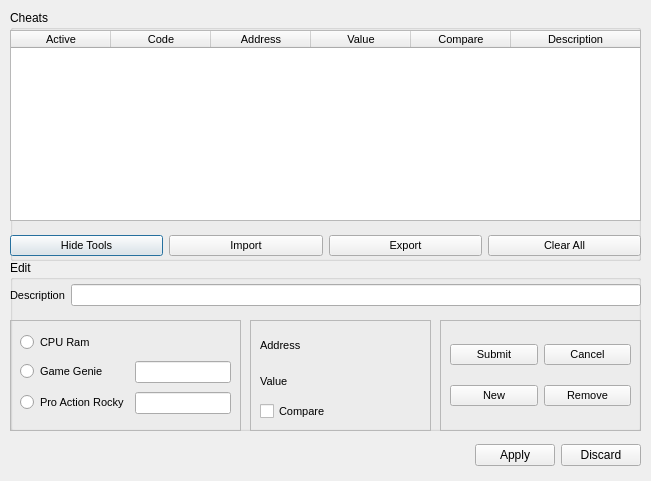
punesemu/puNES, file src/gui/designer/dlgCheats.ui: the form before one commit.
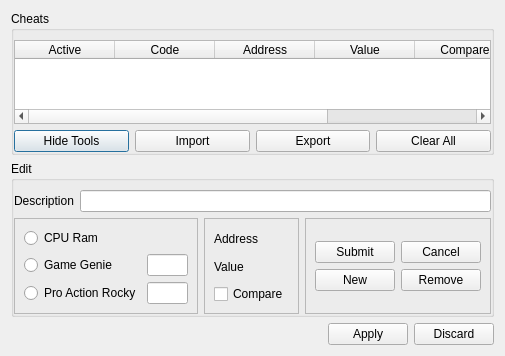
The form after the commit.

Diff of the .ui file:
```diff
--- a/src/gui/designer/dlgCheats.ui
+++ b/src/gui/designer/dlgCheats.ui
@@ -6,8 +6,8 @@
    <rect>
     <x>0</x>
     <y>0</y>
-    <width>651</width>
-    <height>481</height>
+    <width>505</width>
+    <height>356</height>
    </rect>
   </property>
   <property name="windowTitle">
@@ -16,44 +16,42 @@
   <property name="modal">
    <bool>true</bool>
   </property>
+  <layout class="QVBoxLayout" name="verticalLayout_8">
+   <item>
   <widget class="QGroupBox" name="groupBox_Cheats">
-   <property name="geometry">
-    <rect>
-     <x>10</x>
-     <y>10</y>
-     <width>631</width>
-     <height>251</height>
-    </rect>
-   </property>
    <property name="title">
     <string>Cheats</string>
    </property>
    <property name="flat">
     <bool>true</bool>
    </property>
+     <layout class="QVBoxLayout" name="verticalLayout_groupBox_Cheats">
+      <property name="leftMargin">
+       <number>0</number>
+      </property>
+      <property name="rightMargin">
+       <number>0</number>
+      </property>
+      <property name="bottomMargin">
+       <number>0</number>
+      </property>
+      <item>
    <widget class="QWidget" name="widget_Cheats" native="true">
-    <property name="geometry">
-     <rect>
-      <x>0</x>
-      <y>20</y>
-      <width>631</width>
-      <height>231</height>
-     </rect>
-    </property>
-    <property name="font">
-     <font>
-      <pointsize>8</pointsize>
-     </font>
-    </property>
+        <layout class="QVBoxLayout" name="verticalLayout_widget_Cheats">
+         <property name="leftMargin">
+          <number>0</number>
+         </property>
+         <property name="topMargin">
+          <number>0</number>
+         </property>
+         <property name="rightMargin">
+          <number>0</number>
+         </property>
+         <property name="bottomMargin">
+          <number>0</number>
+         </property>
+         <item>
     <widget class="QTableWidget" name="tableWidget_Cheats">
-     <property name="geometry">
-      <rect>
-       <x>0</x>
-       <y>0</y>
-       <width>631</width>
-       <height>191</height>
-      </rect>
-     </property>
      <property name="sizePolicy">
       <sizepolicy hsizetype="Expanding" vsizetype="Expanding">
        <horstretch>0</horstretch>
@@ -130,16 +128,9 @@
       </property>
      </column>
     </widget>
-    <widget class="QWidget" name="horizontalLayoutWidget">
-     <property name="geometry">
-      <rect>
-       <x>0</x>
-       <y>200</y>
-       <width>631</width>
-       <height>31</height>
-      </rect>
-     </property>
-     <layout class="QHBoxLayout" name="horizontalLayout">
+         </item>
+         <item>
+          <layout class="QHBoxLayout" name="horizontalLayout_Cheats_Buttons">
       <item>
        <widget class="QPushButton" name="pushButton_Hide_Show_Tools">
         <property name="text">
@@ -169,101 +160,72 @@
        </widget>
       </item>
      </layout>
-    </widget>
-   </widget>
-  </widget>
-  <widget class="QWidget" name="horizontalLayoutWidget_2">
-   <property name="geometry">
-    <rect>
-     <x>10</x>
-     <y>440</y>
-     <width>631</width>
-     <height>31</height>
-    </rect>
-   </property>
-   <layout class="QHBoxLayout" name="horizontalLayout_Standard_Button">
-    <item>
-     <spacer name="horizontalSpacer">
-      <property name="orientation">
-       <enum>Qt::Horizontal</enum>
-      </property>
-      <property name="sizeHint" stdset="0">
-       <size>
-        <width>40</width>
-        <height>20</height>
-       </size>
-      </property>
-     </spacer>
-    </item>
-    <item>
-     <widget class="QPushButton" name="pushButton_Apply">
-      <property name="text">
-       <string>Apply</string>
-      </property>
-     </widget>
-    </item>
-    <item>
-     <widget class="QPushButton" name="pushButton_Discard">
-      <property name="text">
-       <string>Discard</string>
-      </property>
-     </widget>
-    </item>
-   </layout>
-  </widget>
+         </item>
+        </layout>
+       </widget>
+      </item>
+     </layout>
+    </widget>
+   </item>
+   <item>
   <widget class="QGroupBox" name="groupBox_Edit">
-   <property name="geometry">
-    <rect>
-     <x>10</x>
-     <y>260</y>
-     <width>631</width>
-     <height>171</height>
-    </rect>
-   </property>
    <property name="title">
     <string>Edit</string>
    </property>
    <property name="flat">
     <bool>true</bool>
    </property>
+     <layout class="QVBoxLayout" name="verticalLayout_groupBox_Edit">
+      <property name="leftMargin">
+       <number>0</number>
+      </property>
+      <property name="rightMargin">
+       <number>0</number>
+      </property>
+      <property name="bottomMargin">
+       <number>0</number>
+      </property>
+      <item>
    <widget class="QWidget" name="widget_Edit" native="true">
-    <property name="geometry">
-     <rect>
-      <x>0</x>
-      <y>10</y>
-      <width>631</width>
-      <height>161</height>
-     </rect>
-    </property>
-    <property name="font">
-     <font>
-      <pointsize>8</pointsize>
-     </font>
-    </property>
+        <layout class="QVBoxLayout" name="verticalLayout_widget_Edit">
+         <property name="leftMargin">
+          <number>0</number>
+         </property>
+         <property name="topMargin">
+          <number>0</number>
+         </property>
+         <property name="rightMargin">
+          <number>0</number>
+         </property>
+         <property name="bottomMargin">
+          <number>0</number>
+         </property>
+         <item>
+          <layout class="QHBoxLayout" name="horizontalLayout_Description">
+           <item>
+            <widget class="QLabel" name="label_Description">
+             <property name="text">
+              <string>Description</string>
+             </property>
+            </widget>
+           </item>
+           <item>
+            <widget class="QLineEdit" name="lineEdit_Description"/>
+           </item>
+          </layout>
+         </item>
+         <item>
+          <layout class="QHBoxLayout" name="horizontalLayout_Edit_Options">
+           <item>
     <widget class="QFrame" name="frame_Type_Cheat">
-     <property name="geometry">
-      <rect>
-       <x>0</x>
-       <y>50</y>
-       <width>231</width>
-       <height>111</height>
-      </rect>
-     </property>
      <property name="frameShape">
       <enum>QFrame::StyledPanel</enum>
      </property>
      <property name="frameShadow">
       <enum>QFrame::Sunken</enum>
      </property>
-     <widget class="QWidget" name="gridLayoutWidget_2">
-      <property name="geometry">
-       <rect>
-        <x>10</x>
-        <y>10</y>
-        <width>211</width>
-        <height>90</height>
-       </rect>
-      </property>
+             <layout class="QVBoxLayout" name="verticalLayout">
+              <item>
       <layout class="QGridLayout" name="gridLayout_Type_Cheat">
        <item row="0" column="0">
         <widget class="QRadioButton" name="radioButton_CPU_Ram">
@@ -301,32 +263,20 @@
         </widget>
        </item>
       </layout>
-     </widget>
-    </widget>
+              </item>
+             </layout>
+            </widget>
+           </item>
+           <item>
     <widget class="QFrame" name="frame_Raw_Value">
-     <property name="geometry">
-      <rect>
-       <x>240</x>
-       <y>50</y>
-       <width>181</width>
-       <height>111</height>
-      </rect>
-     </property>
      <property name="frameShape">
       <enum>QFrame::StyledPanel</enum>
      </property>
      <property name="frameShadow">
       <enum>QFrame::Sunken</enum>
      </property>
-     <widget class="QWidget" name="gridLayoutWidget">
-      <property name="geometry">
-       <rect>
-        <x>10</x>
-        <y>10</y>
-        <width>161</width>
-        <height>91</height>
-       </rect>
-      </property>
+             <layout class="QVBoxLayout" name="verticalLayout_2">
+              <item>
       <layout class="QGridLayout" name="gridLayout_Raw_Value">
        <item row="2" column="0">
         <widget class="QCheckBox" name="checkBox_Compare">
@@ -350,32 +300,20 @@
         </widget>
        </item>
       </layout>
-     </widget>
-    </widget>
+              </item>
+             </layout>
+            </widget>
+           </item>
+           <item>
     <widget class="QFrame" name="frame_Buttons">
-     <property name="geometry">
-      <rect>
-       <x>430</x>
-       <y>50</y>
-       <width>201</width>
-       <height>111</height>
-      </rect>
-     </property>
      <property name="frameShape">
       <enum>QFrame::StyledPanel</enum>
      </property>
      <property name="frameShadow">
       <enum>QFrame::Sunken</enum>
      </property>
-     <widget class="QWidget" name="gridLayoutWidget_3">
-      <property name="geometry">
-       <rect>
-        <x>10</x>
-        <y>10</y>
-        <width>181</width>
-        <height>91</height>
-       </rect>
-      </property>
+             <layout class="QVBoxLayout" name="verticalLayout_3">
+              <item>
       <layout class="QGridLayout" name="gridLayout_Edit_Buttons">
        <item row="0" column="0">
         <widget class="QPushButton" name="pushButton_Submit_Cheat">
@@ -406,32 +344,50 @@
         </widget>
        </item>
       </layout>
-     </widget>
-    </widget>
-    <widget class="QWidget" name="horizontalLayoutWidget_6">
-     <property name="geometry">
-      <rect>
-       <x>0</x>
-       <y>10</y>
-       <width>631</width>
-       <height>31</height>
-      </rect>
-     </property>
-     <layout class="QHBoxLayout" name="horizontalLayout_Description">
+              </item>
+             </layout>
+            </widget>
+           </item>
+          </layout>
+         </item>
+        </layout>
+       </widget>
+      </item>
+     </layout>
+    </widget>
+   </item>
+   <item>
+    <layout class="QHBoxLayout" name="horizontalLayout_Standard_Button">
+     <item>
+      <spacer name="horizontalSpacer">
+       <property name="orientation">
+        <enum>Qt::Horizontal</enum>
+       </property>
+       <property name="sizeHint" stdset="0">
+        <size>
+         <width>40</width>
+         <height>20</height>
+        </size>
+       </property>
+      </spacer>
+     </item>
       <item>
-       <widget class="QLabel" name="label_Description">
+      <widget class="QPushButton" name="pushButton_Apply">
         <property name="text">
-         <string>Description</string>
+        <string>Apply</string>
         </property>
        </widget>
       </item>
       <item>
-       <widget class="QLineEdit" name="lineEdit_Description"/>
-      </item>
-     </layout>
-    </widget>
-   </widget>
-  </widget>
+      <widget class="QPushButton" name="pushButton_Discard">
+       <property name="text">
+        <string>Discard</string>
+       </property>
+      </widget>
+     </item>
+    </layout>
+   </item>
+  </layout>
  </widget>
  <tabstops>
   <tabstop>lineEdit_Description</tabstop>
```
Lines whose indentation alone changed are shown as unchanged.
